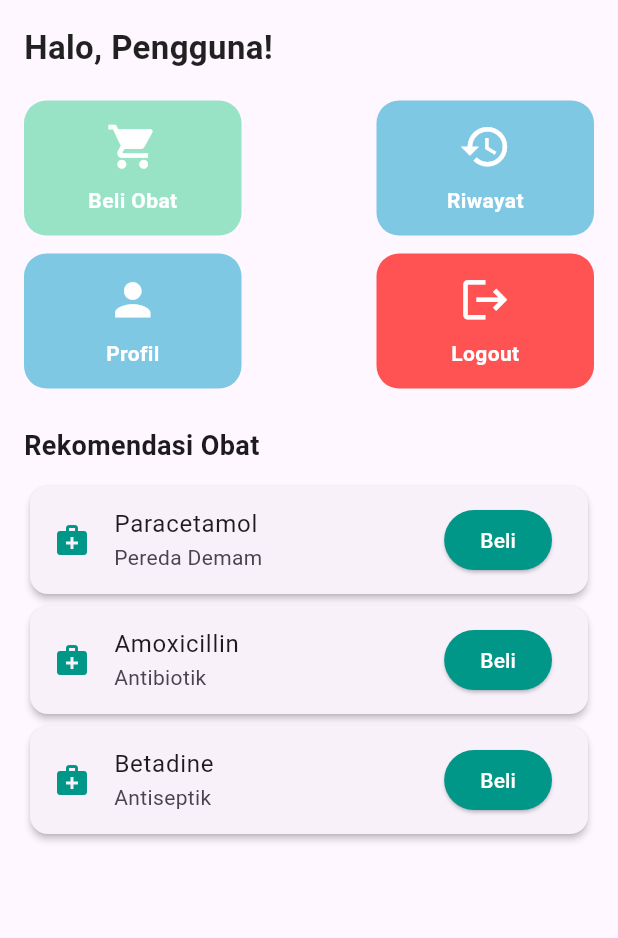
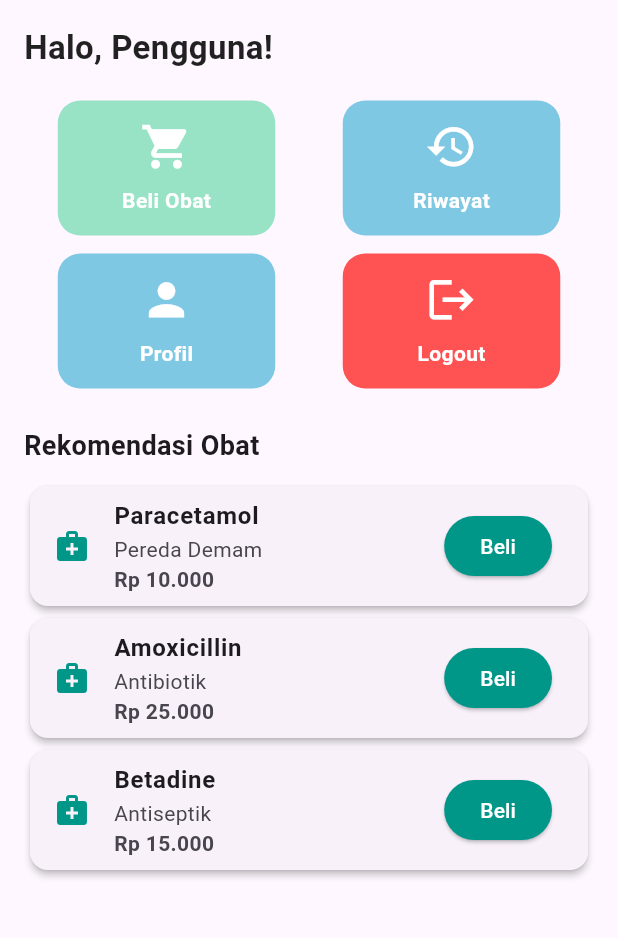
Before and after one commit to HildaKholifah/UTSPAM_D_IF5B_0706, a Flutter app: the screen it shows after launch, on a phone screen of 412 x 824 dp, the part 84-1022 px from its top. Run offline on Flutter 3.47's test engine with Material 3 defaults, Android fonts, the phone set to English and light mode, and no system bars.

Commit message:
Mengubah tampilan menu dan menambah harga obat di halaman home

```diff
--- a/lib/presentation/home_page.dart
+++ b/lib/presentation/home_page.dart
@@ -43,7 +43,7 @@ class HomePage extends StatelessWidget {
 
             // MENU 4 FITUR UTAMA
             Row(
-              mainAxisAlignment: MainAxisAlignment.spaceBetween,
+              mainAxisAlignment: MainAxisAlignment.spaceAround,
               children: [
                 _menuButton(
                   icon: Icons.shopping_cart,
@@ -77,7 +77,7 @@ class HomePage extends StatelessWidget {
             const SizedBox(height: 12),
 
             Row(
-              mainAxisAlignment: MainAxisAlignment.spaceBetween,
+              mainAxisAlignment: MainAxisAlignment.spaceAround,
               children: [
                 _menuButton(
                   icon: Icons.person,
@@ -189,8 +189,15 @@ class HomePage extends StatelessWidget {
       elevation: 2,
       child: ListTile(
         leading: const Icon(Icons.medical_services, color: Colors.teal),
-        title: Text(nama),
-        subtitle: Text(kategori),
+        title: Text(nama, style: TextStyle(fontWeight: FontWeight.bold)),
+        subtitle: Column(
+          crossAxisAlignment: CrossAxisAlignment.start,
+          mainAxisAlignment: MainAxisAlignment.start,
+          children: [
+            Text(kategori),
+            Text(harga, style: TextStyle(fontWeight: FontWeight.bold)),
+          ],
+        ),
         trailing: ElevatedButton(
           onPressed: onTap,
           style: ElevatedButton.styleFrom(
```
